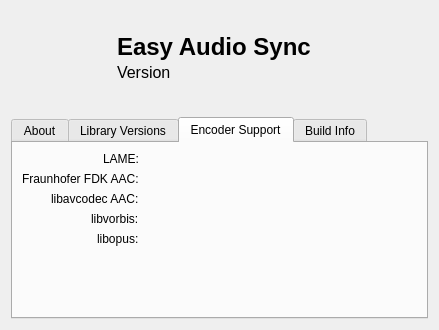
First picture: the form in src/ui/about.ui, repository complexlogic/EasyAudioSync, before the edit.
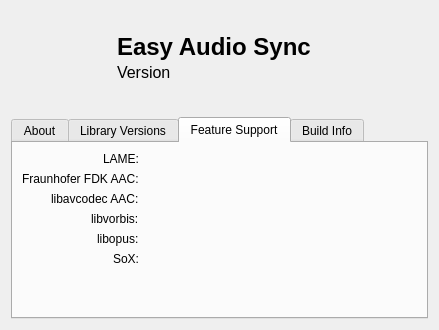
Second picture: the form after the edit. The open tabs and pages were chosen to show the change. Icons and pictures are not drawn.

Commit message: Add support for SoX resampling engine

```diff
--- a/src/ui/about.ui
+++ b/src/ui/about.ui
@@ -302,7 +302,7 @@
      </widget>
      <widget class="QWidget" name="tab_3">
       <attribute name="title">
-       <string>Encoder Support</string>
+       <string>Feature Support</string>
       </attribute>
       <layout class="QVBoxLayout" name="verticalLayout_5">
        <item>
@@ -416,6 +416,20 @@
            </property>
           </widget>
          </item>
+         <item row="5" column="0">
+          <widget class="QLabel" name="label_2">
+           <property name="text">
+            <string notr="true">SoX:</string>
+           </property>
+          </widget>
+         </item>
+         <item row="5" column="1">
+          <widget class="QLabel" name="support_soxr">
+           <property name="text">
+            <string/>
+           </property>
+          </widget>
+         </item>
         </layout>
        </item>
       </layout>
```
The commit also changes 9 other files.
